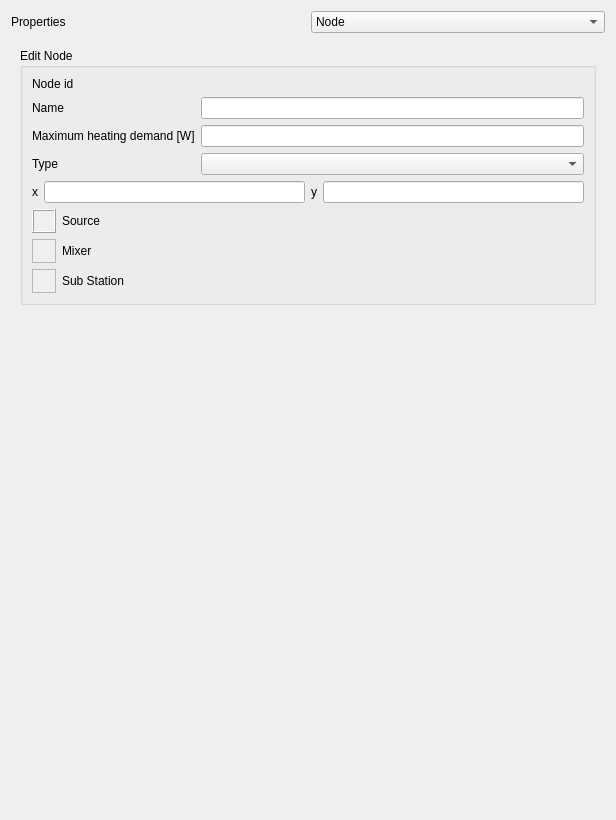
Before: the Qt Designer form SIM-VICUS/src/SVPropNetworkPropertiesWidget.ui in ghorwin/SIM-VICUS, drawn with Qt 5.
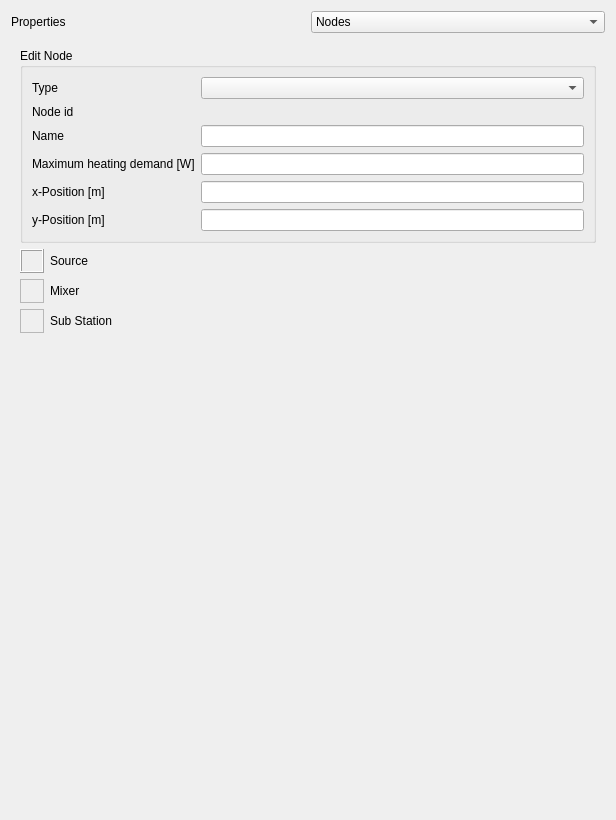
After: the same form once the commit is applied. Custom widgets are drawn as their Qt base class.

```diff
--- a/SIM-VICUS/src/SVPropNetworkPropertiesWidget.ui
+++ b/SIM-VICUS/src/SVPropNetworkPropertiesWidget.ui
@@ -27,17 +27,17 @@
       <widget class="QComboBox" name="comboBoxNetworkProperties">
        <item>
         <property name="text">
-         <string>Node</string>
+         <string>Nodes</string>
         </property>
        </item>
        <item>
         <property name="text">
-         <string>Edge</string>
+         <string>Pipeline</string>
         </property>
        </item>
        <item>
         <property name="text">
-         <string>SubNetwork</string>
+         <string>SubNetworks</string>
         </property>
        </item>
        <item>
@@ -63,54 +63,36 @@
          </property>
          <layout class="QGridLayout" name="gridLayout_2">
           <item row="1" column="0">
-           <widget class="QLabel" name="label_19">
-            <property name="text">
-             <string>Name</string>
-            </property>
-           </widget>
-          </item>
-          <item row="2" column="1">
-           <widget class="QtExt::ValidatingLineEdit" name="lineEditNodeMaxHeatingDemand"/>
-          </item>
-          <item row="0" column="0">
            <widget class="QLabel" name="label_15">
             <property name="text">
              <string>Node id</string>
             </property>
            </widget>
           </item>
-          <item row="4" column="0" colspan="2">
-           <layout class="QHBoxLayout" name="horizontalLayout">
-            <item>
-             <widget class="QLabel" name="label_17">
-              <property name="text">
-               <string>x</string>
-              </property>
-             </widget>
-            </item>
-            <item>
-             <widget class="QtExt::ValidatingLineEdit" name="lineEditNodeX"/>
-            </item>
-            <item>
+          <item row="6" column="0">
              <widget class="QLabel" name="label_18">
               <property name="text">
-               <string>y</string>
+             <string>y-Position [m]</string>
               </property>
              </widget>
             </item>
-            <item>
+          <item row="5" column="1">
+           <widget class="QtExt::ValidatingLineEdit" name="lineEditNodeX"/>
+          </item>
+          <item row="1" column="1">
+           <widget class="QLabel" name="labelNodeId">
+            <property name="text">
+             <string/>
+            </property>
+           </widget>
+          </item>
+          <item row="6" column="1">
              <widget class="QtExt::ValidatingLineEdit" name="lineEditNodeY"/>
             </item>
-           </layout>
+          <item row="2" column="1">
+           <widget class="QLineEdit" name="lineEditNodeDisplayName"/>
           </item>
           <item row="3" column="0">
-           <widget class="QLabel" name="label_14">
-            <property name="text">
-             <string>Type</string>
-            </property>
-           </widget>
-          </item>
-          <item row="2" column="0">
            <widget class="QLabel" name="label_13">
             <property name="text">
              <string>Maximum heating demand [W]</string>
@@ -118,19 +100,36 @@
            </widget>
           </item>
           <item row="3" column="1">
+           <widget class="QtExt::ValidatingLineEdit" name="lineEditNodeMaxHeatingDemand"/>
+          </item>
+          <item row="5" column="0">
+           <widget class="QLabel" name="label_17">
+            <property name="text">
+             <string>x-Position [m]</string>
+            </property>
+           </widget>
+          </item>
+          <item row="2" column="0">
+           <widget class="QLabel" name="label_19">
+            <property name="text">
+             <string>Name</string>
+            </property>
+           </widget>
+          </item>
+          <item row="0" column="0">
+           <widget class="QLabel" name="label_14">
+            <property name="text">
+             <string>Type</string>
+            </property>
+           </widget>
+          </item>
+          <item row="0" column="1">
            <widget class="QComboBox" name="comboBoxNodeType"/>
           </item>
-          <item row="0" column="1">
-           <widget class="QLabel" name="labelNodeId">
-            <property name="text">
-             <string/>
-            </property>
-           </widget>
-          </item>
-          <item row="1" column="1">
-           <widget class="QLineEdit" name="lineEditNodeDisplayName"/>
-          </item>
-          <item row="5" column="0" colspan="2">
+         </layout>
+        </widget>
+       </item>
+       <item>
            <layout class="QGridLayout" name="gridLayout_6">
             <item row="1" column="0">
              <widget class="QFrame" name="frameMixer">
@@ -230,9 +229,6 @@
             </item>
            </layout>
           </item>
-         </layout>
-        </widget>
-       </item>
        <item>
         <spacer name="verticalSpacer">
          <property name="orientation">
@@ -253,7 +249,7 @@
        <item>
         <widget class="QGroupBox" name="groupBoxEdge">
          <property name="title">
-          <string>Edit Edge</string>
+          <string>Edit Pipeline</string>
          </property>
          <layout class="QGridLayout" name="gridLayout">
           <item row="4" column="0">
```
Lines whose indentation alone changed are shown as unchanged.
